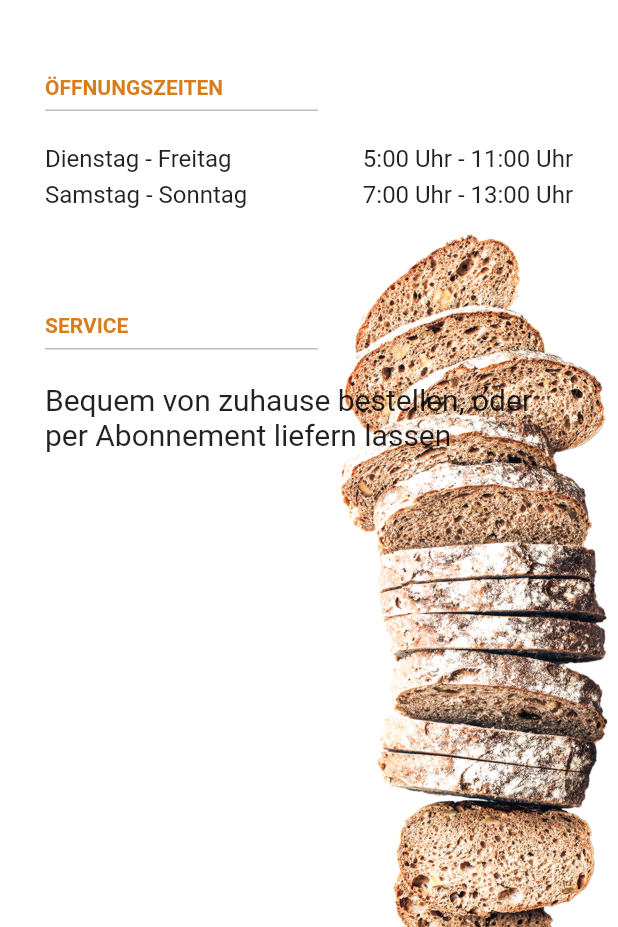
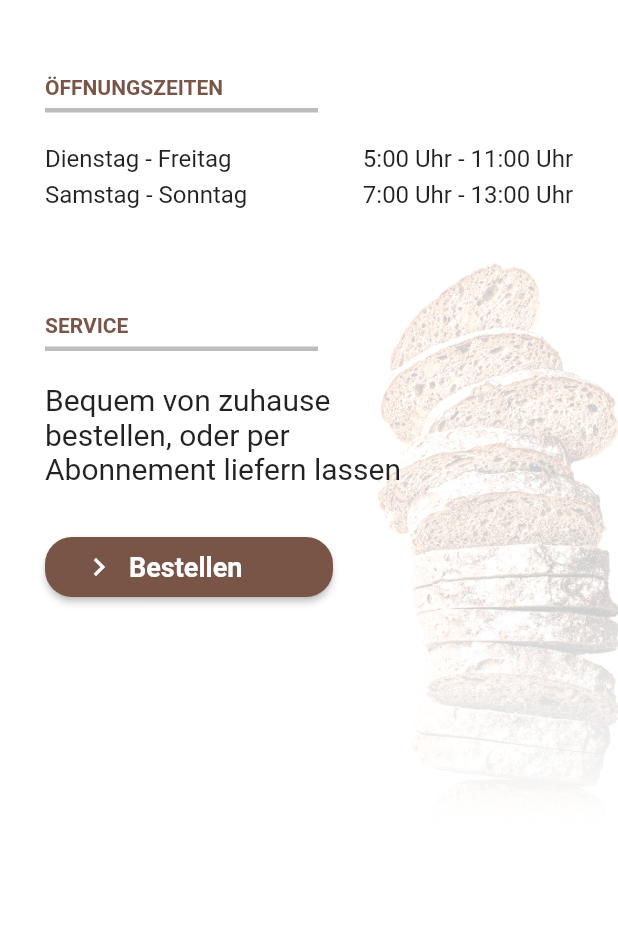
Before and after one commit to nicschittenhelm/baecker-app, a Flutter app: the screen it shows after launch, on a phone screen of 412 x 824 dp, the part 309-1236 px from its top. Run offline on Flutter 3.47's test engine with Material 2 defaults, Android fonts, the phone set to English and light mode, and no system bars; our stand-ins replace google_fonts; missing offline and left inert: indexed.

Commit message:
Fixed z-index clipping Added button Fixed spacing Fixed text

```diff
--- a/lib/main.dart
+++ b/lib/main.dart
@@ -14,7 +14,7 @@ class MyApp extends StatelessWidget {
       theme: ThemeData(
         dividerTheme: DividerThemeData(
           space: 15,
-          thickness: 1,
+          thickness: 3,
           color: Colors.black26,
           indent: 30,
           endIndent: 200,
--- a/lib/screens/home.dart
+++ b/lib/screens/home.dart
@@ -54,7 +54,7 @@ class KursScreen extends StatelessWidget {
                 style: GoogleFonts.roboto(
                   fontSize: 14,
                   fontWeight: FontWeight.bold,
-                  color: Color.fromRGBO(216, 125, 28, 1)
+                  color: Colors.brown,
                 ),
               ),
           ),
@@ -125,7 +125,7 @@ class KursScreen extends StatelessWidget {
               style: GoogleFonts.roboto(
                   fontSize: 14,
                   fontWeight: FontWeight.bold,
-                  color: Color.fromRGBO(216, 125, 28, 1)
+                  color: Colors.brown,
               ),
             ),
           ),
@@ -141,24 +141,41 @@ class KursScreen extends StatelessWidget {
               fit: StackFit.loose,
                 children: <Widget>[
                   Positioned(
+                    width: MediaQuery.of(context).size.width*0.4,
+                    height: MediaQuery.of(context).size.height*0.6,
                     top: -100,
-                    left: 80,
+                    left: 220,
                       child: Container(
                         width: MediaQuery.of(context).size.width,
                         height: 500,
                         decoration: BoxDecoration(
                           image: DecorationImage(image: AssetImage("lib/assets/bread.png"))
                         ),
+                        child: Container(
+                          decoration: BoxDecoration(
+                            gradient: LinearGradient(
+                              colors: [
+                                Colors.white.withOpacity(1),
+                                Colors.white.withOpacity(0.8),
+                              ],
+                              stops: [0.4,1],
+                              begin: Alignment.bottomRight,
+                            ),
+                          ),
+                        ),
                       ),
                   ),
 
                   Positioned(
                     child:
-                      Text(
+                      Container(
+                        width: 250,
+                        child: Text(
                           "Bequem von zuhause bestellen, oder per Abonnement liefern lassen",
                           style: GoogleFonts.patuaOne(
                             fontSize: 20,
                             color: Colors.black87
+                            ),
                           ),
                       ),
                   ),
@@ -167,7 +184,43 @@ class KursScreen extends StatelessWidget {
               ),
           ),
 
+          SizedBox(height: 30),
 
+          Padding(
+            padding: const EdgeInsets.symmetric(horizontal: 30),
+            child: ElevatedButton(
+              onPressed: () {
+                print('Clicked Me!');
+              },
+              style: ButtonStyle(
+                backgroundColor: MaterialStateProperty.all<Color>(Colors.brown),
+                overlayColor: MaterialStateProperty.all<Color>(Colors.white.withOpacity(0.2)),
+                shape: MaterialStateProperty.all<RoundedRectangleBorder>(
+                  RoundedRectangleBorder(
+                    borderRadius: BorderRadius.circular(18.0),
+                  ),
+                ),
+              ),
+              child: Container(
+                width: 160,
+                height: 40,
+                padding: EdgeInsets.all(8.0),
+                child: Row(
+                  children: [
+                    Icon(Icons.navigate_next),
+                    SizedBox(width: 8,),
+                    Text('Bestellen',
+                      style: GoogleFonts.roboto(
+                          fontSize: 18,
+                          fontWeight: FontWeight.bold,
+                          color: Colors.white,
+                      ),
+                    ),
+                  ],
+                ),
+              ),
+            )
+          ),
 
 
         ],
```
Lines whose indentation alone changed are shown as unchanged.
